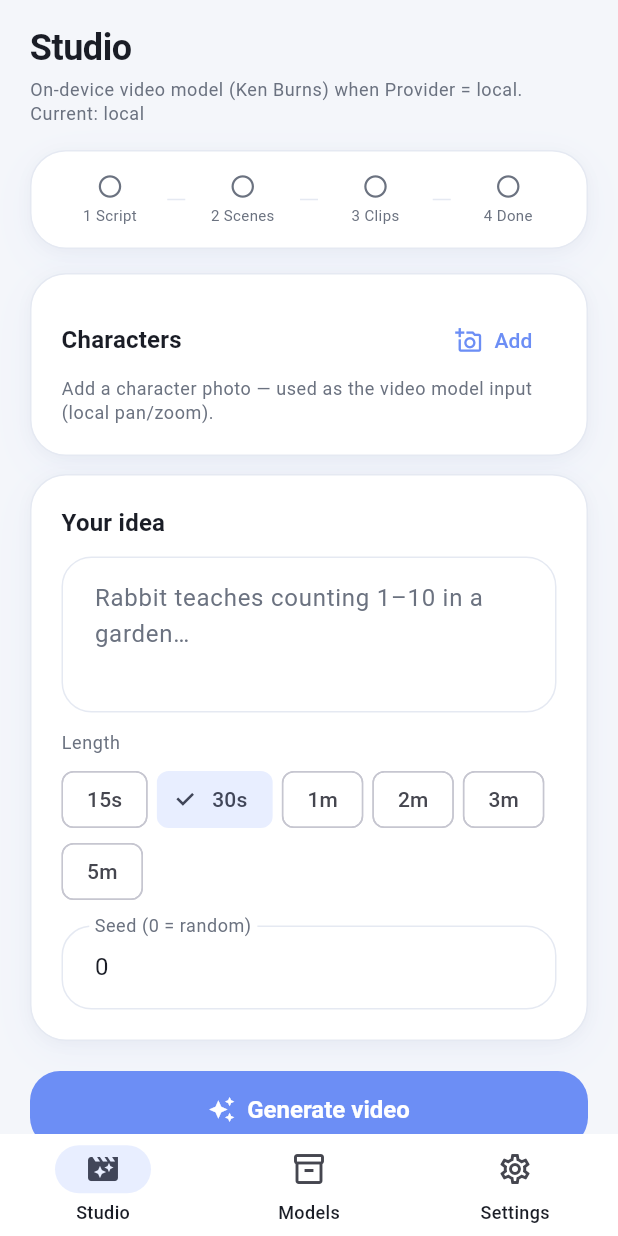
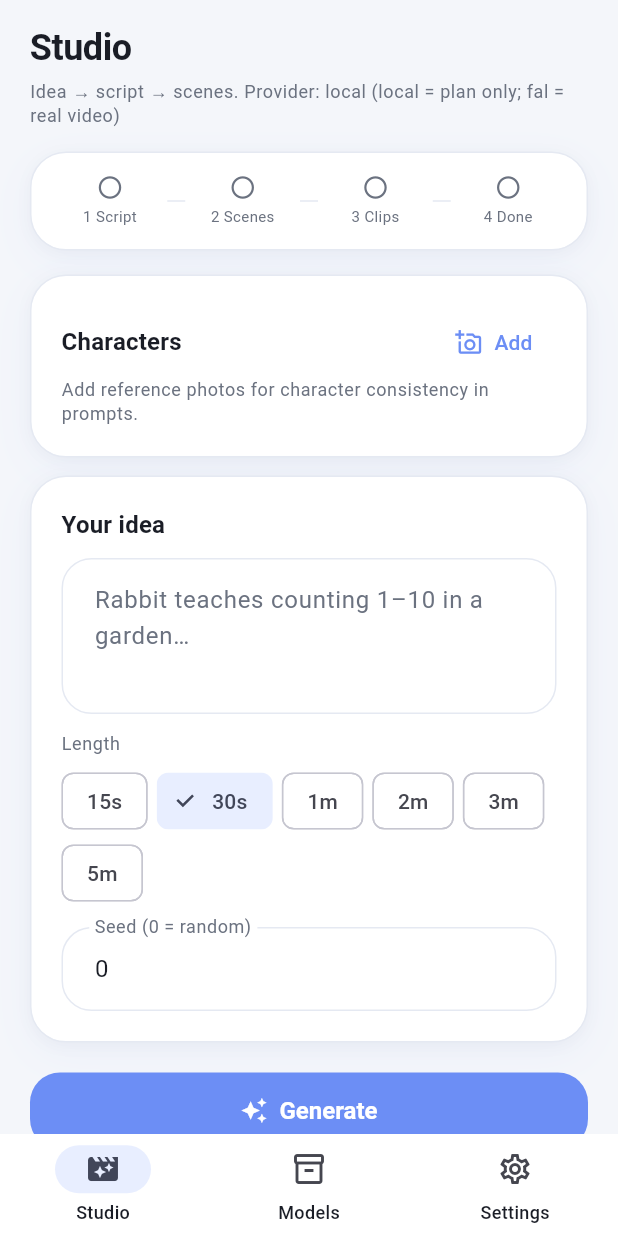
Before and after one commit to AdnanRaza88/ai-video-studio, a Flutter app: the screen it shows after launch, on a phone screen of 412 x 824 dp. Run offline on Flutter 3.47's test engine with Material 3 defaults, Android fonts, the phone set to English and light mode, and no system bars; our stand-ins replace image_picker, shared_preferences.

Commit message:
fix: UI copy after ffmpeg revert — no false on-device video claim

```diff
--- a/flutter/lib/screens/generate_screen.dart
+++ b/flutter/lib/screens/generate_screen.dart
@@ -106,7 +106,7 @@ class _GenerateScreenState extends State<GenerateScreen> {
         Text('Studio', style: Theme.of(context).textTheme.headlineSmall),
         const SizedBox(height: 4),
         Text(
-          'On-device video model (Ken Burns) when Provider = local. Current: ${settings.videoProvider}',
+          'Idea → script → scenes. Provider: ${settings.videoProvider} (local = plan only; fal = real video)',
           style: Theme.of(context).textTheme.bodySmall,
         ),
         const SizedBox(height: 16),
@@ -143,7 +143,7 @@ class _GenerateScreenState extends State<GenerateScreen> {
               ),
               if (chars.characters.isEmpty)
                 Text(
-                  'Add a character photo — used as the video model input (local pan/zoom).',
+                  'Add reference photos for character consistency in prompts.',
                   style: Theme.of(context).textTheme.bodySmall,
                 )
               else
@@ -270,7 +270,7 @@ class _GenerateScreenState extends State<GenerateScreen> {
                     );
                   },
             icon: Icon(busy ? Icons.hourglass_top : Icons.auto_awesome),
-            label: Text(busy ? 'Rendering video…' : 'Generate video'),
+            label: Text(busy ? 'Running…' : 'Generate'),
           ),
         ),
 
```
